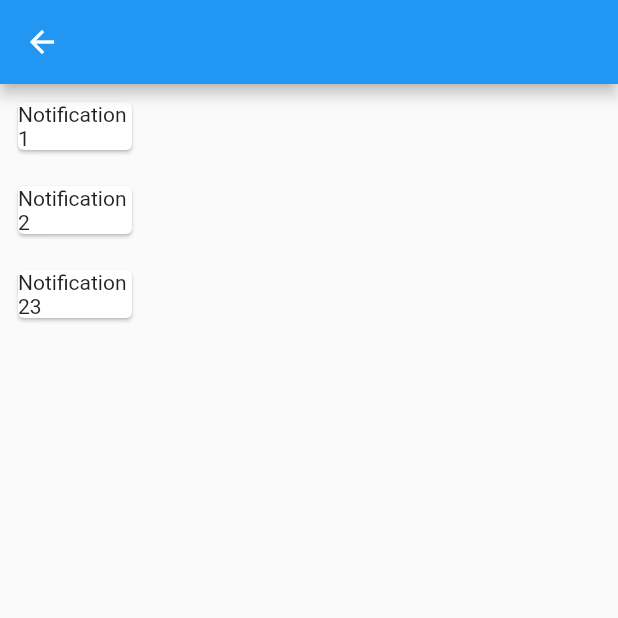
After one commit to shazzadshojol/multi-project-1, a Flutter app: the Notifications screen opened directly, on a phone screen of 412 x 824 dp, the top half of it. The commit adds this screen. Run offline on Flutter 3.47's test engine with Material 2 defaults, Android fonts, the phone set to English and light mode, and no system bars; our stand-ins replace otp_text_field.

Commit message:
new notification component

```diff
--- /dev/null
+++ b/lib/Screens/notifications.dart
@@ -0,0 +1,30 @@
+import 'package:flutter/material.dart';
+import 'package:multi_project_1/components/notification_component.dart';
+
+class Notifications extends StatefulWidget {
+  const Notifications({super.key});
+
+  @override
+  State<Notifications> createState() => _NotificationsState();
+}
+
+class _NotificationsState extends State<Notifications> {
+  List<Map<String, dynamic>> allNotifications = [
+    {'title': 'Notification 1'},
+    {'title': 'Notification 2'},
+    {'title': 'Notification 23'},
+  ];
+  @override
+  Widget build(BuildContext context) {
+    return Scaffold(
+      appBar: AppBar(),
+      body: Column(
+        children: allNotifications
+            .map((item) => NotificationComponent(
+                  title: item['title'],
+                ))
+            .toList(),
+      ),
+    );
+  }
+}
--- a/lib/Screens/sign_in_welcome_screen.dart
+++ b/lib/Screens/sign_in_welcome_screen.dart
@@ -1,6 +1,7 @@
 import 'package:flutter/gestures.dart';
 import 'package:flutter/material.dart';
 import 'package:multi_project_1/Screens/login_screen.dart';
+import 'package:multi_project_1/Screens/notifications.dart';
 
 import 'contact_screen.dart';
 
@@ -82,6 +83,12 @@ class SignInWelcomePage extends StatelessWidget {
                         blurStyle: BlurStyle.outer),
                   ], borderRadius: BorderRadius.circular(15)),
                   child: ListTile(
+                    onTap: () => {
+                      Navigator.push(
+                          context,
+                          MaterialPageRoute(
+                              builder: (context) => Notifications()))
+                    },
                     title: Padding(
                       padding: const EdgeInsets.symmetric(vertical: 25),
                       child: Text(
--- /dev/null
+++ b/lib/components/notification_component.dart
@@ -0,0 +1,20 @@
+import 'package:flutter/material.dart';
+
+class NotificationComponent extends StatefulWidget {
+  final String title;
+  const NotificationComponent({super.key, required this.title});
+
+  @override
+  State<NotificationComponent> createState() => _NotificationComponentState();
+}
+
+class _NotificationComponentState extends State<NotificationComponent> {
+  @override
+  Widget build(BuildContext context) {
+    return Container(
+      width: 100,
+      padding: EdgeInsets.all(8.0),
+      child: Card(child: Text(widget.title)),
+    );
+  }
+}
```
